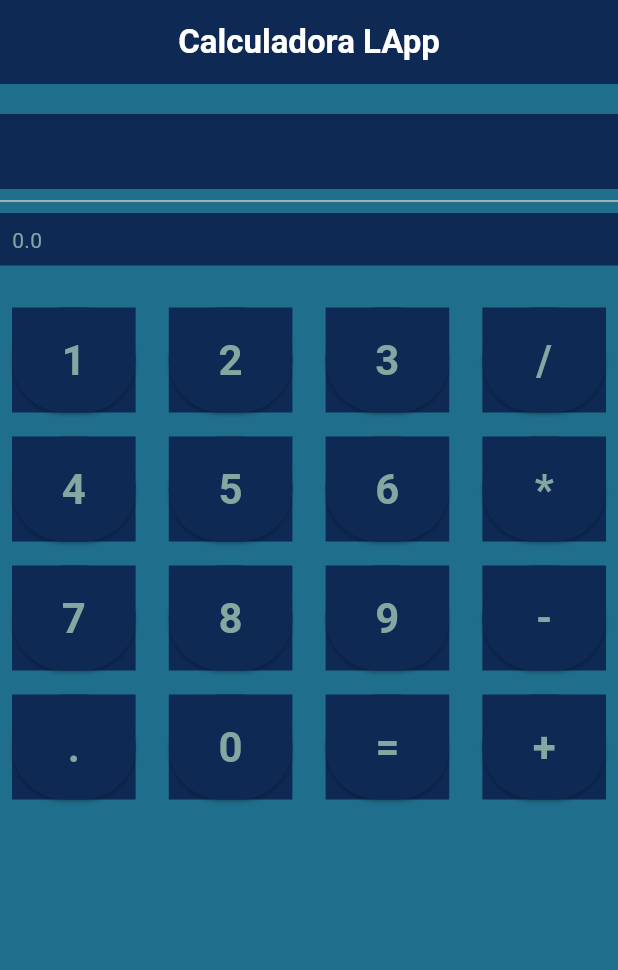
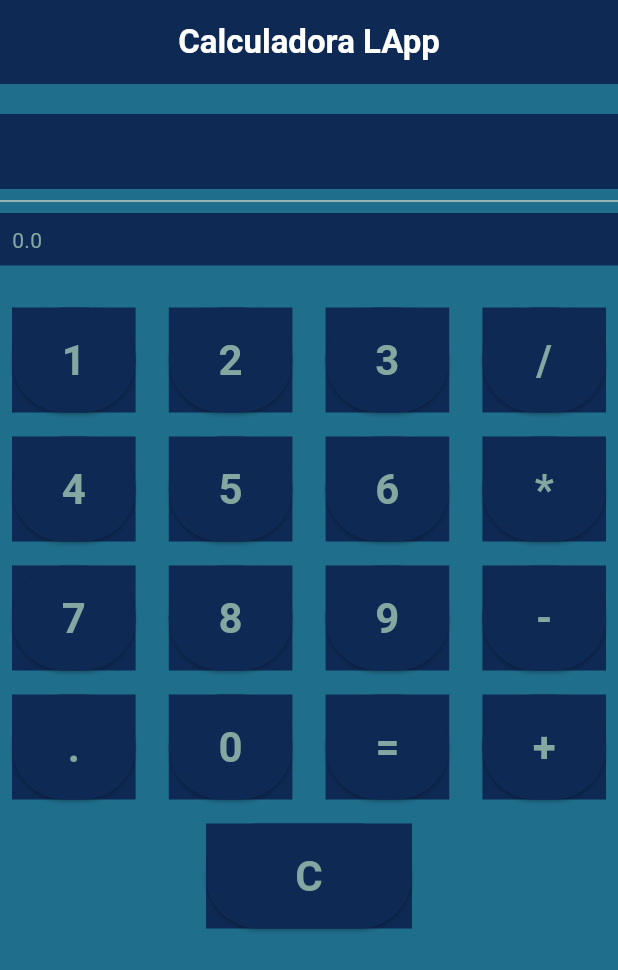
Before and after one commit to HebertCampos/calculator-LApp, a Flutter app: the screen it shows after launch, on a phone screen of 412 x 824 dp. Shown: the top 970 px of the screen. Run offline on Flutter 3.47's test engine with Material 2 defaults, Android fonts, the phone set to English and light mode, and no system bars; our stand-ins replace math_expressions.

```diff
--- a/lib/screens/home.dart
+++ b/lib/screens/home.dart
@@ -21,8 +21,17 @@ class _HomeState extends State<Home> {
     });
   }
 
-  void calculoValor(String valor) {
-    expresao += expresao;
+  void zera() {
+    setState(() {
+      expresao = '';
+      valor = 0;
+    });
+  }
+
+  void substituiValor() {
+    setState(() {
+      expresao = valor.toString();
+    });
   }
 
   void calculateExpression(String expresao) {
@@ -177,6 +186,7 @@ class _HomeState extends State<Home> {
                     child: ElevatedButton(
                       onPressed: () {
                         calculateExpression(expresao);
+                        substituiValor();
                       },
                       style: ElevatedButton.styleFrom(
                           backgroundColor: const Color(0xFF0E2954)),
@@ -197,6 +207,33 @@ class _HomeState extends State<Home> {
                         valorExpresao: expresao)),
               ],
             ),
+            Row(
+              mainAxisAlignment: MainAxisAlignment.center,
+              children: [
+                Padding(
+                  padding: EdgeInsetsDirectional.all(8),
+                  child: Container(
+                    width: MediaQuery.of(context).size.width / 3,
+                    height: 70,
+                    color: const Color(0xFF0E2954),
+                    child: ElevatedButton(
+                      onPressed: () {
+                        zera();
+                      },
+                      style: ElevatedButton.styleFrom(
+                          backgroundColor: const Color(0xFF0E2954)),
+                      child: const Text(
+                        "C",
+                        style: TextStyle(
+                            color: Color(0xFF84A7A1),
+                            fontWeight: FontWeight.bold,
+                            fontSize: 28),
+                      ),
+                    ),
+                  ),
+                )
+              ],
+            )
           ],
         ),
       ),
```
